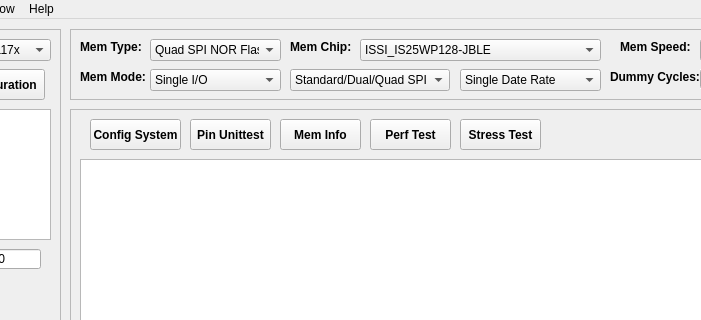
First picture: the form in gui/MCU-MemTestUtility.ui, repository JayHeng/MCU-MemTestUtility, before the edit; both pictures show x 190 to 891 and y 0 to 320 of the 995 by 603 pixel window.
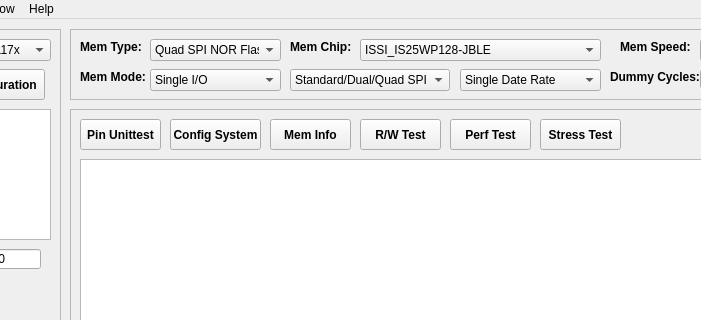
Second picture: the form after the edit.

Commit message:
Can send r/w test packet #1
- not to use args

```diff
--- a/gui/MCU-MemTestUtility.ui
+++ b/gui/MCU-MemTestUtility.ui
@@ -727,7 +727,7 @@
     <widget class="QPushButton" name="pushButton_memInfo">
      <property name="geometry">
       <rect>
-       <x>210</x>
+       <x>200</x>
        <y>10</y>
        <width>81</width>
        <height>31</height>
@@ -768,7 +768,7 @@
     <widget class="QPushButton" name="pushButton_perfTest">
      <property name="geometry">
       <rect>
-       <x>300</x>
+       <x>380</x>
        <y>10</y>
        <width>81</width>
        <height>31</height>
@@ -810,7 +810,7 @@
     <widget class="QPushButton" name="pushButton_configSystem">
      <property name="geometry">
       <rect>
-       <x>20</x>
+       <x>100</x>
        <y>10</y>
        <width>91</width>
        <height>31</height>
@@ -848,7 +848,7 @@
     <widget class="QPushButton" name="pushButton_stressTest">
      <property name="geometry">
       <rect>
-       <x>390</x>
+       <x>470</x>
        <y>10</y>
        <width>81</width>
        <height>31</height>
@@ -867,7 +867,7 @@
     <widget class="QPushButton" name="pushButton_pinUnittest">
      <property name="geometry">
       <rect>
-       <x>120</x>
+       <x>10</x>
        <y>10</y>
        <width>81</width>
        <height>31</height>
@@ -912,6 +912,25 @@
       <string>Go</string>
      </property>
     </widget>
+    <widget class="QPushButton" name="pushButton_rwTest">
+     <property name="geometry">
+      <rect>
+       <x>290</x>
+       <y>10</y>
+       <width>81</width>
+       <height>31</height>
+      </rect>
+     </property>
+     <property name="font">
+      <font>
+       <weight>75</weight>
+       <bold>true</bold>
+      </font>
+     </property>
+     <property name="text">
+      <string>R/W Test</string>
+     </property>
+    </widget>
    </widget>
   </widget>
   <widget class="QMenuBar" name="menubar">
```
The commit also changes 6 other files.
